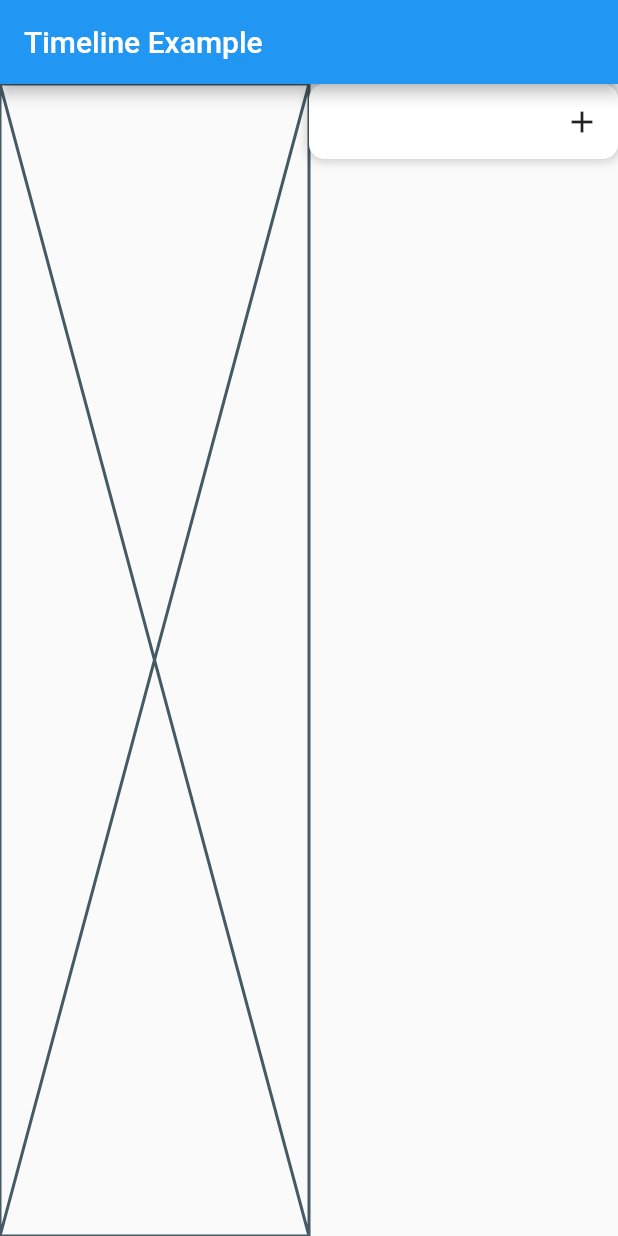
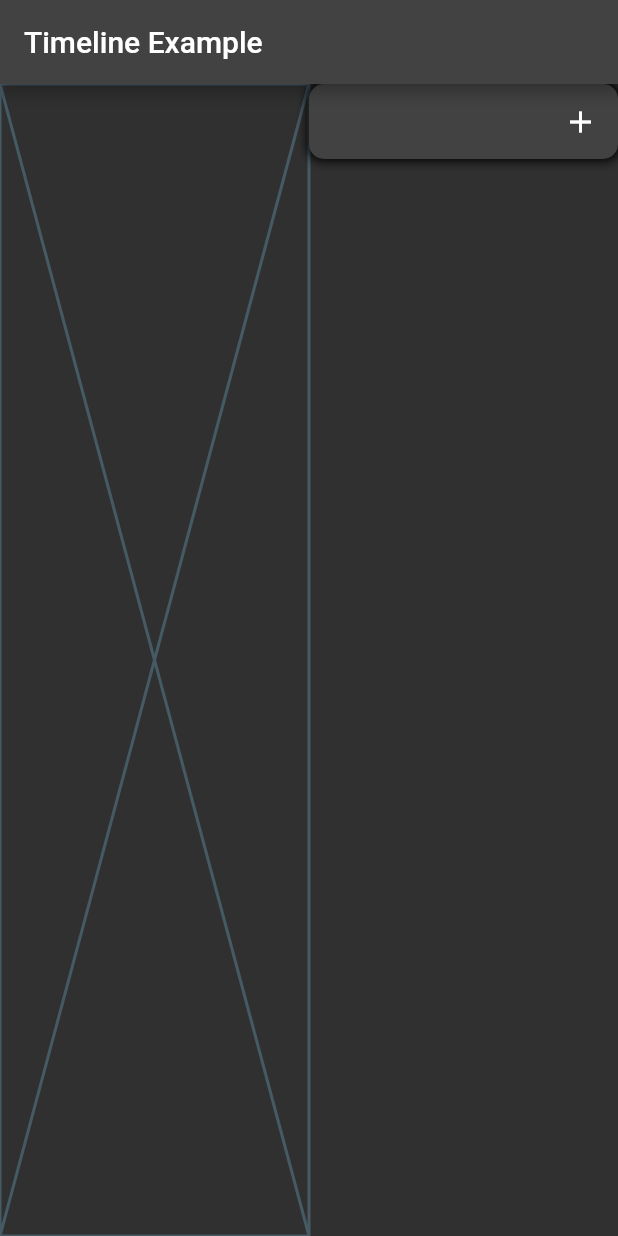
Before and after one commit to johng149/Timeline, a Flutter app: the screen it shows after launch, on a phone screen of 412 x 824 dp. Run offline on Flutter 3.47's test engine with Material 2 defaults, Android fonts, the phone set to English and light mode, and no system bars; our stand-ins replace flutter_riverpod, freezed_annotation; generated files the repository leaves out were written again.

Commit message:
Make action bar obey color theme

```diff
--- a/example/lib/main.dart
+++ b/example/lib/main.dart
@@ -12,7 +12,10 @@ class MyApp extends StatelessWidget {
   // This widget is the root of your application.
   @override
   Widget build(BuildContext context) {
-    return const MaterialApp(
+    return MaterialApp(
+      theme: ThemeData.light(),
+      darkTheme: ThemeData.dark(),
+      themeMode: ThemeMode.dark,
       home: HomePage(),
     );
   }
--- a/lib/components/action_bar.dart
+++ b/lib/components/action_bar.dart
@@ -56,14 +56,20 @@ class _ActionBarState extends State<ActionBar> {
   Widget wrapper(Widget child) {
     return Container(
       decoration: BoxDecoration(
-          color: Colors.white,
+          color: Theme.of(context).cardColor,
           borderRadius: BorderRadius.circular(10),
           boxShadow: [
             BoxShadow(
-                color: Colors.black.withOpacity(0.2),
+                color: Theme.of(context).brightness == Brightness.light
+                    ? Colors.grey.shade400
+                    : Colors.black,
                 blurRadius: 5,
                 spreadRadius: 1)
-          ]),
+          ],
+          border: Border.all(
+              color: Theme.of(context).brightness == Brightness.light
+                  ? Colors.grey.shade400
+                  : Colors.grey.shade800)),
       child: child,
     );
   }
```
Also changed, not shown: 1 other file.
